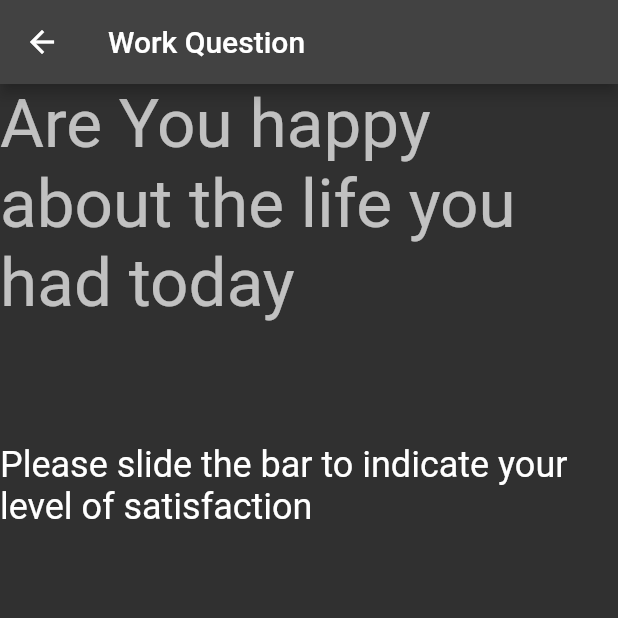
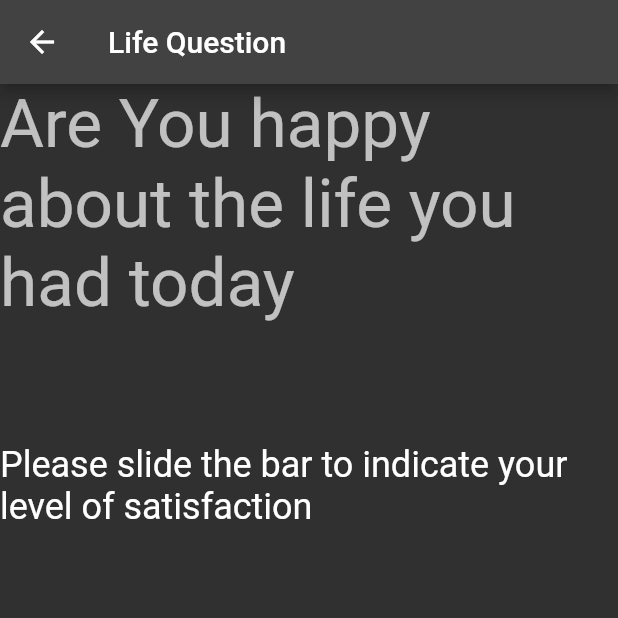
Before and after one commit to hitheshthummala/Intersect, a Flutter app: the LifeQuestion screen opened directly, on a phone screen of 412 x 824 dp, the top half of it. Run offline on Flutter 3.47's test engine with Material 2 defaults, Android fonts, the phone set to English and light mode, and no system bars; our stand-ins replace localstorage.

Commit message:
initial changes

```diff
--- a/lib/activity/lifequestion.dart
+++ b/lib/activity/lifequestion.dart
@@ -17,7 +17,7 @@ class _LifeQuestionState extends State<LifeQuestion> {
   Widget build(BuildContext context) {
     return Scaffold(
       appBar: AppBar(
-        title: Text('Work Question'),
+        title: Text('Life Question'),
 
       ),
       body: Center(
--- a/lib/main.dart
+++ b/lib/main.dart
@@ -14,6 +14,7 @@ class MyApp extends StatelessWidget {
   @override
   Widget build(BuildContext context) {
     return MaterialApp(
+      debugShowCheckedModeBanner: false,
       title: 'Intersect-Innovaccer',
       theme: ThemeData.dark(),
       home: const MyHomePage(),
```
